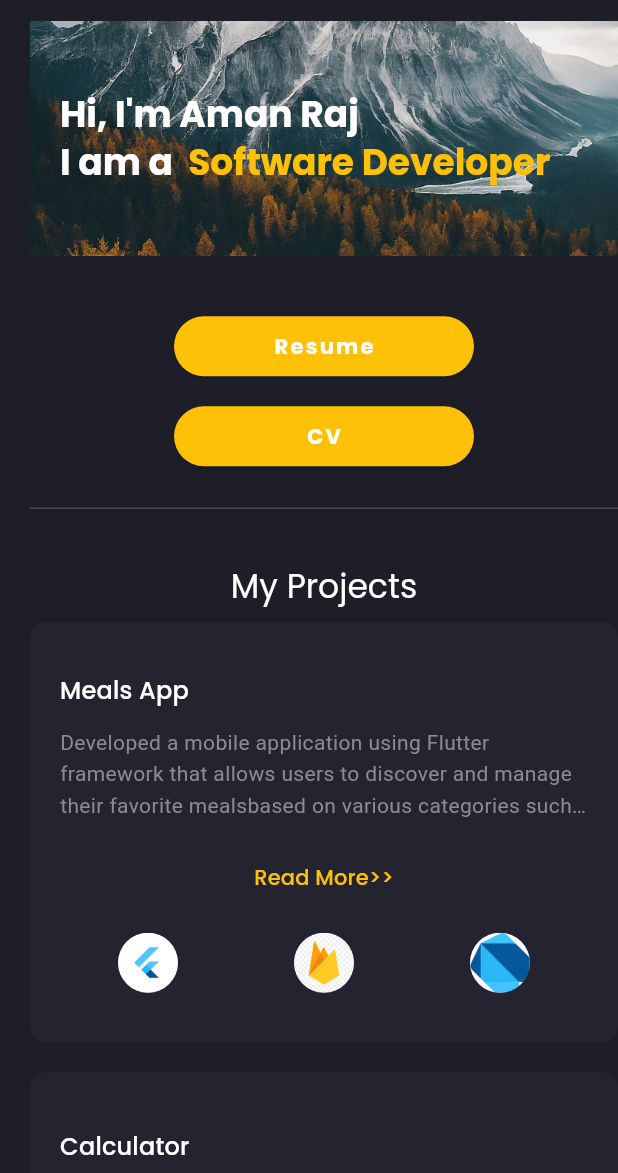
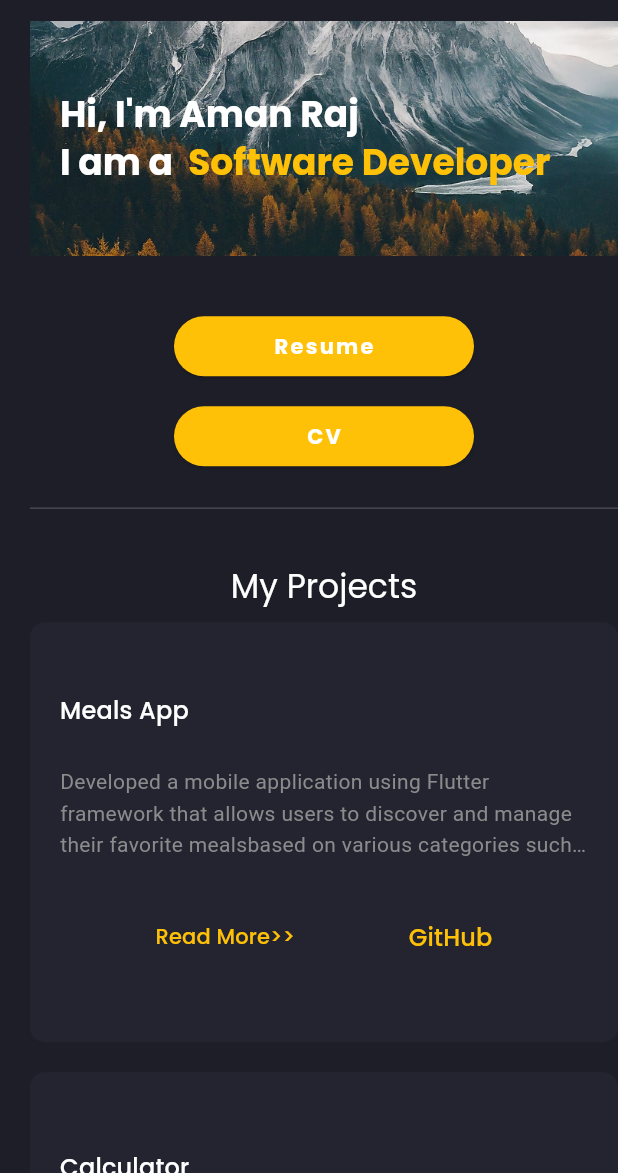
Before and after one commit to AmanRajSinghMourya/Flutter_Portfolio, a Flutter app: the screen it shows after launch, on a phone screen of 412 x 824 dp, the part 63-1236 px from its top. Run offline on Flutter 3.47's test engine with Material 3 defaults, Android fonts, the phone set to English and light mode, and no system bars; drawn by our look-alikes of animated_text_kit; our stand-ins replace google_fonts, timeline_tile.

```diff
--- a/lib/components/project_card.dart
+++ b/lib/components/project_card.dart
@@ -1,7 +1,11 @@
 import 'package:flutter/material.dart';
+import 'package:portfolio/components/text_stack_row.dart';
 import 'package:portfolio/constraints.dart';
 import 'package:portfolio/modals/project_list.dart';
 import 'package:portfolio/responsive.dart';
+import 'package:portfolio/screens/project_screens.dart';
+
+import 'package:url_launcher/url_launcher.dart' as launcher;
 
 class ProjectCard extends StatelessWidget {
   const ProjectCard({
@@ -38,34 +42,44 @@ class ProjectCard extends StatelessWidget {
           ),
           // Spacer(),
 
-          Center(
-            child: TextButton(
-              onPressed: () {},
-              child: Text(
-                "Read More>>",
-                style: TextStyle(color: primaryColor),
+          Row(
+            mainAxisAlignment: MainAxisAlignment.spaceEvenly,
+            children: [
+              TextButton(
+                onPressed: () {
+                  Navigator.of(context).push(
+                    MaterialPageRoute(
+                      builder: (context) => ProjectScreen(),
+                    ),
+                  );
+                },
+                child: Text(
+                  "Read More>>",
+                  style: TextStyle(color: primaryColor),
+                ),
               ),
-            ),
+              TextButton(
+                onPressed: () {
+                  launcher.launchUrl(
+                    Uri.parse(project.githubUrl),
+                    mode: launcher.LaunchMode.externalApplication,
+                  );
+                },
+                child: Text(
+                  "GitHub",
+                  style: Theme.of(context)
+                      .textTheme
+                      .titleMedium!
+                      .copyWith(color: primaryColor),
+                ),
+              ),
+            ],
           ),
           //tech stack used
           // if (!ResponsiveLayout.isTablet(context))
-          Row(
-            mainAxisAlignment: MainAxisAlignment.spaceAround,
-            children: [
-              CircleAvatar(
-                radius: 20,
-                backgroundImage: ExactAssetImage("assets/flutter.png"),
-              ),
-              CircleAvatar(
-                radius: 20,
-                backgroundImage: ExactAssetImage("assets/firebase.png"),
-              ),
-              CircleAvatar(
-                radius: 20,
-                backgroundImage: ExactAssetImage("assets/dart.png"),
-              )
-            ],
-          ),
+          // TechStackRow(
+          //   project: project,
+          // ),
         ],
       ),
     );
--- a/lib/modals/project_list.dart
+++ b/lib/modals/project_list.dart
@@ -5,7 +5,9 @@ class Project {
   final String projectTitle, description;
   List<String> projectImages;
   List<String> iconsUsed;
+  final String githubUrl;
   Project({
+    required this.githubUrl,
     required this.projectTitle,
     required this.description,
     List<String>? projectImages,
@@ -39,13 +41,18 @@ class SkillsDetaisl {
 
 List<SkillsDetaisl> skillsDetails = [
   SkillsDetaisl(
-    iconName: "assets/flutter.png",
+    iconName: "assets/tech_icons/flutter.png",
     description:
         "I am skilled in creating basic apps using Dart and Flutter. Some of my works include Unit Convertor, Portfolio",
     title: "Flutter",
   ),
   SkillsDetaisl(
-    iconName: "assets/dart.png",
+    iconName: "assets/tech_icons/firebase.png",
+    description: "Firebase databse to store data",
+    title: "Firebase",
+  ),
+  SkillsDetaisl(
+    iconName: "assets/tech_icons/dart.png",
     description: "Coding in dart",
     title: "Dart",
   ),
@@ -128,8 +135,18 @@ List<ContactDetails> contactDetails = [
       urlName: "https://www.codechef.com/users/amanrajmourya7")
 ];
 
+final List<String> certificate = [
+  "assets/certificates/Certificate_c.png",
+  "assets/certificates/Certificate_cpp.png",
+  "assets/certificates/Certificate_python.png",
+  "assets/certificates/SIH2023.png",
+  "assets/certificates/udemy.png",
+  "assets/certificates/HackerHorizon.png"
+];
+
 List<Project> project = [
   Project(
+    githubUrl: "",
     projectTitle: "Meals App",
     description:
         "Developed a mobile application using Flutter framework that allows users to discover and manage their favorite meals" +
@@ -146,22 +163,25 @@ List<Project> project = [
     ],
   ),
   Project(
+    githubUrl: "",
     projectTitle: "Calculator",
     iconsUsed: [
-      "assets/dart.png",
-      "assets/flutter.png",
+      "assets/tech_icons/dart.png",
+      "assets/tech_icons/flutter.png",
     ],
     description:
         "My 1st Flutter project Calculator having light and dark theme.",
     projectImages: [],
   ),
   Project(
+    githubUrl: "",
     projectTitle: "Portfoilio",
     description:
         "Explore my dynamic Flutter portfolio, where I bring design to life and functionality to the forefront. From sleek UI/UX to seamless interactions, witness the art of mobile development in every project. Let's connect and explore the possibilities ",
     projectImages: [],
   ),
   Project(
+    githubUrl: "",
     projectTitle: "Unit Converter",
     description: "Basic Calculator having light and dark theme",
     projectImages: [
```
Also changed, not shown: lib/components/text_stack_row.dart (added, +44 -0 lines), lib/screens/about_me.dart (+2 -8 lines), lib/screens/project_screens.dart (+23 -0 lines), pubspec.yaml (+11 -9 lines), assets/certificates/Certificate_c.png (renamed from assets/Certificate_c.png), assets/certificates/Certificate_cpp.png (renamed from assets/Certificate_cpp.png), assets/certificates/Certificate_python.png (renamed from assets/Certificate_python.png), assets/certificates/HackerHorizon.png (renamed from assets/HackerHorizon.png), assets/certificates/SIH2023.png (renamed from assets/SIH2023.png), assets/certificates/udemy.png (renamed from assets/udemy.png), assets/tech_icons/dart.png (renamed from assets/dart.png), assets/tech_icons/firebase.png (renamed from assets/firebase.png), assets/tech_icons/flutter.png (renamed from assets/flutter.png).
